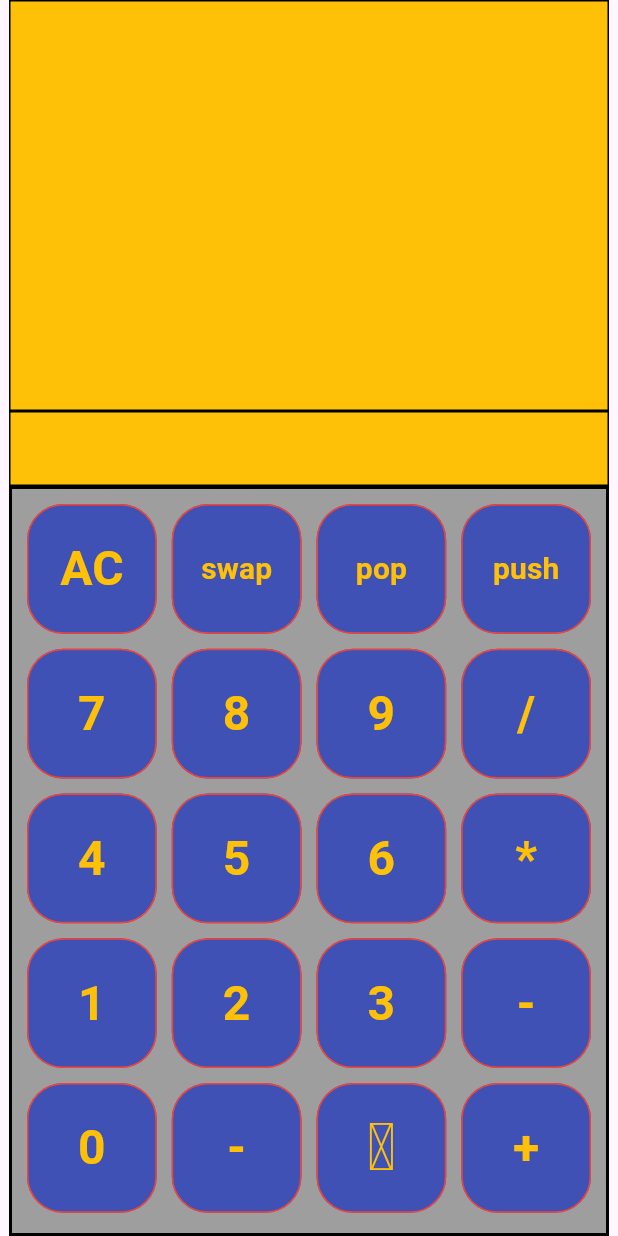
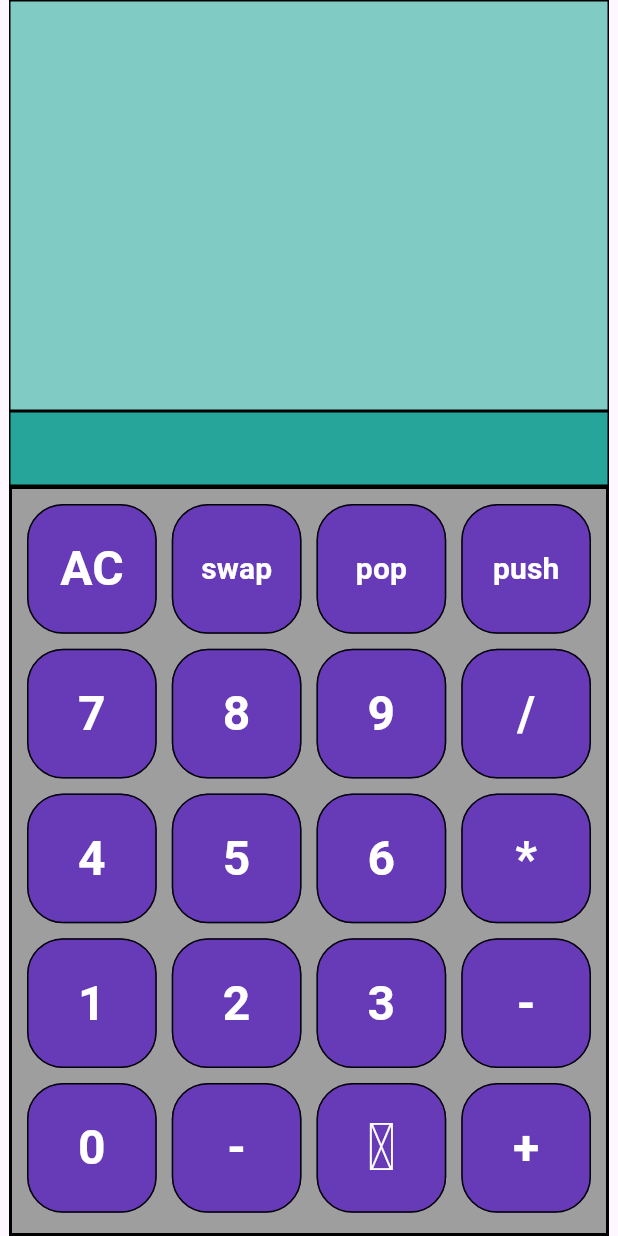
Before and after one commit to ambotaku/basic_rpn_calculator, a Flutter app: the screen it shows after launch, on a phone screen of 412 x 824 dp. Run offline on Flutter 3.47's test engine with Material 3 defaults, Android fonts, the phone set to English and light mode, and no system bars.

Commit message:
- fixed broken stack item pushing on android devices - changed color theme

```diff
--- a/lib/calculator_button.dart
+++ b/lib/calculator_button.dart
@@ -20,13 +20,13 @@ class CalculatorButton extends StatelessWidget {
         shape: MaterialStateProperty.all<RoundedRectangleBorder>(
           RoundedRectangleBorder(
             borderRadius: BorderRadius.circular(24.0),
-            side: const BorderSide(color: Colors.red),
+            side: const BorderSide(color: Colors.black),
           ),
         ),
         backgroundColor: MaterialStateProperty.resolveWith<MaterialColor>(
             (Set<MaterialState> states) {
-          if (states.contains(MaterialState.hovered)) return Colors.teal;
-          return Colors.indigo;
+          if (states.contains(MaterialState.hovered)) return Colors.purple;
+          return Colors.deepPurple;
         }),
       ),
       child: Text(
@@ -34,7 +34,7 @@ class CalculatorButton extends StatelessWidget {
         style: TextStyle(
             fontSize: fontSize,
             fontWeight: FontWeight.bold,
-            color: Colors.amber),
+            color: Colors.white),
       ),
     );
   }
--- a/lib/entry_line.dart
+++ b/lib/entry_line.dart
@@ -14,13 +14,14 @@ class EntryLine extends StatelessWidget {
       height: 50,
       padding: const EdgeInsets.symmetric(horizontal: 20, vertical: 10),
       decoration: BoxDecoration(
-        color: Colors.amber,
+        color: Colors.teal[400],
         border: Border.all(color: Colors.black),
       ),
       child: Text(
         number,
         textAlign: TextAlign.end,
-        style: const TextStyle(fontSize: 24, fontWeight: FontWeight.bold),
+        style: const TextStyle(
+            fontSize: 24, fontWeight: FontWeight.bold, color: Colors.white),
       ),
     );
   }
--- a/lib/stack_view.dart
+++ b/lib/stack_view.dart
@@ -16,36 +16,29 @@ class StackView extends StatelessWidget {
       alignment: Alignment.centerRight,
       width: size.width,
       decoration: BoxDecoration(
-        color: Colors.amber,
+        color: Colors.teal[200],
         border: Border.all(color: Colors.black),
       ),
-      child: Scrollbar(
-        trackVisibility: true,
-        thickness: 20,
-        radius: const Radius.circular(20),
-        //interactive: true,
-        child: ListView.builder(
+      child: ListView.builder(
           itemCount: stack.length,
           itemBuilder: (BuildContext context, index) {
             return Container(
-                alignment: Alignment.bottomRight,
-                padding: const EdgeInsets.only(right: 30),
-                height: 24,
-                color: Colors.amber,
-                child: TextButton(
-                  onPressed: () {
-                    onSelect(stack[index]);
-                  },
-                  //style: ButtonStyle(),
-                  child: Text(
-                    '${stack[index]}',
+              alignment: Alignment.bottomRight,
+              padding: const EdgeInsets.only(right: 10),
+              height: 30,
+              color: Colors.teal[400],
+              child: InkWell(
+                onTap: () {
+                  onSelect(stack[index]);
+                },
+                child: Text('${stack[index]} \u21b4',
                     style: const TextStyle(
-                        fontSize: 20, fontWeight: FontWeight.bold),
-                  ),
-                ));
-          },
-        ),
-      ),
+                        color: Colors.white,
+                        fontSize: 24,
+                        fontWeight: FontWeight.bold)),
+              ),
+            );
+          }),
     );
   }
 }
--- a/pubspec.yaml
+++ b/pubspec.yaml
@@ -1,7 +1,7 @@
 name: basic_rpn_calculator
 description: "A new Flutter project."
 publish_to: 'none'
-version: 0.1.0
+version: 0.2.0
 
 environment:
   sdk: '>=3.3.0 <4.0.0'
```
